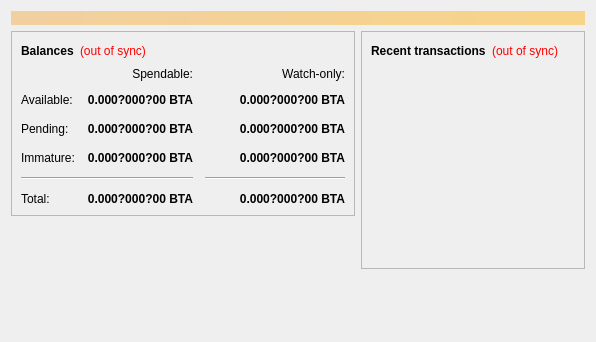
The window that src/qt/forms/overviewpage.ui (BTA-BATA/BATA-old) describes before a commit, drawn with Qt 5.
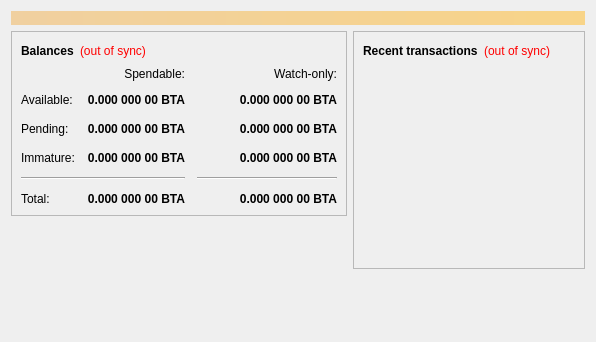
The same window after the commit.

The edit to the form file:
```diff
--- a/src/qt/forms/overviewpage.ui
+++ b/src/qt/forms/overviewpage.ui
@@ -112,7 +112,7 @@
                <string>Unconfirmed transactions to watch-only addresses</string>
             </property>
               <property name="text">
-               <string notr="true">0.000?000?00 BTA</string>
+               <string notr="true">0.000 000 00 BTA</string>
               </property>
               <property name="alignment">
                <set>Qt::AlignRight|Qt::AlignTrailing|Qt::AlignVCenter</set>
@@ -137,7 +137,7 @@
                <string>Total of transactions that have yet to be confirmed, and do not yet count toward the spendable balance</string>
               </property>
               <property name="text">
-               <string notr="true">0.000?000?00 BTA</string>
+               <string notr="true">0.000 000 00 BTA</string>
               </property>
               <property name="alignment">
                <set>Qt::AlignRight|Qt::AlignTrailing|Qt::AlignVCenter</set>
@@ -162,7 +162,7 @@
                <string>Mined balance in watch-only addresses that has not yet matured</string>
               </property>
               <property name="text">
-               <string notr="true">0.000?000?00 BTA</string>
+               <string notr="true">0.000 000 00 BTA</string>
               </property>
               <property name="alignment">
                <set>Qt::AlignRight|Qt::AlignTrailing|Qt::AlignVCenter</set>
@@ -220,7 +220,7 @@
                <string>Mined balance that has not yet matured</string>
               </property>
               <property name="text">
-               <string notr="true">0.000?000?00 BTA</string>
+               <string notr="true">0.000 000 00 BTA</string>
               </property>
               <property name="alignment">
                <set>Qt::AlignRight|Qt::AlignTrailing|Qt::AlignVCenter</set>
@@ -265,7 +265,7 @@
                <string>Your current total balance</string>
               </property>
               <property name="text">
-               <string notr="true">0.000?000?00 BTA</string>
+               <string notr="true">0.000 000 00 BTA</string>
               </property>
               <property name="alignment">
                <set>Qt::AlignRight|Qt::AlignTrailing|Qt::AlignVCenter</set>
@@ -290,7 +290,7 @@
                <string>Current total balance in watch-only addresses</string>
               </property>
               <property name="text">
-               <string notr="true">0.000?000?00 BTA</string>
+               <string notr="true">0.000 000 00 BTA</string>
               </property>
               <property name="alignment">
                <set>Qt::AlignRight|Qt::AlignTrailing|Qt::AlignVCenter</set>
@@ -332,7 +332,7 @@
                <string>Your current spendable balance</string>
               </property>
               <property name="text">
-               <string notr="true">0.000?000?00 BTA</string>
+               <string notr="true">0.000 000 00 BTA</string>
               </property>
               <property name="alignment">
                <set>Qt::AlignRight|Qt::AlignTrailing|Qt::AlignVCenter</set>
@@ -357,7 +357,7 @@
                <string>Your current balance in watch-only addresses</string>
               </property>
               <property name="text">
-               <string notr="true">0.000?000?00 BTA</string>
+               <string notr="true">0.000 000 00 BTA</string>
               </property>
               <property name="alignment">
                <set>Qt::AlignRight|Qt::AlignTrailing|Qt::AlignVCenter</set>
```
